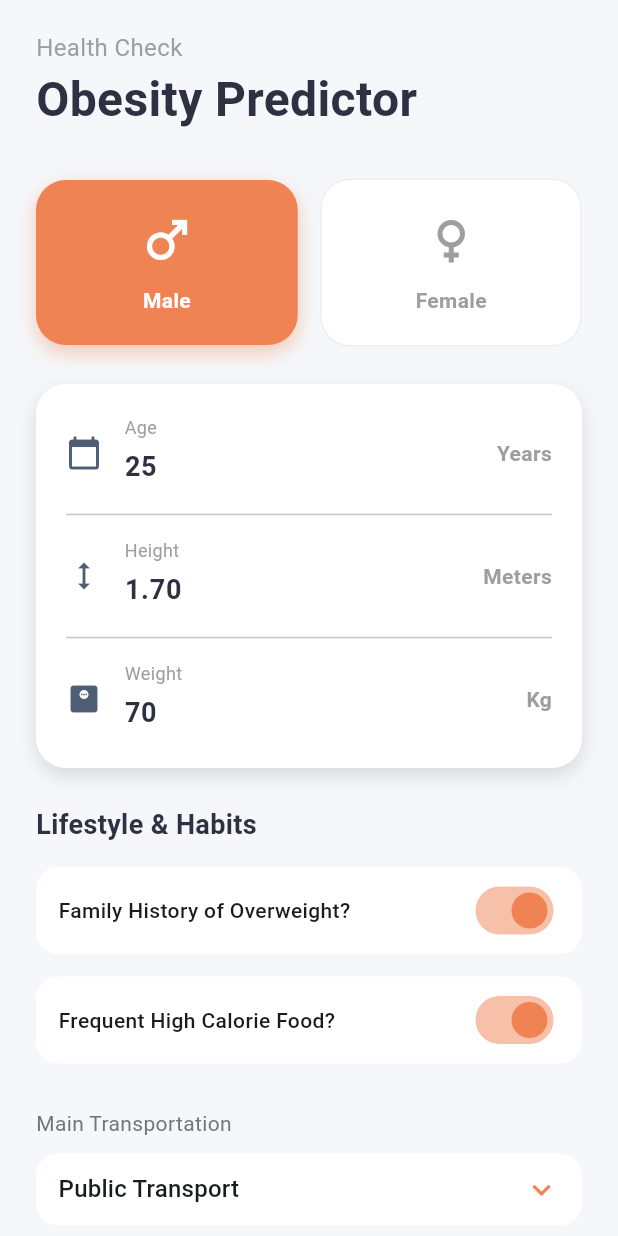
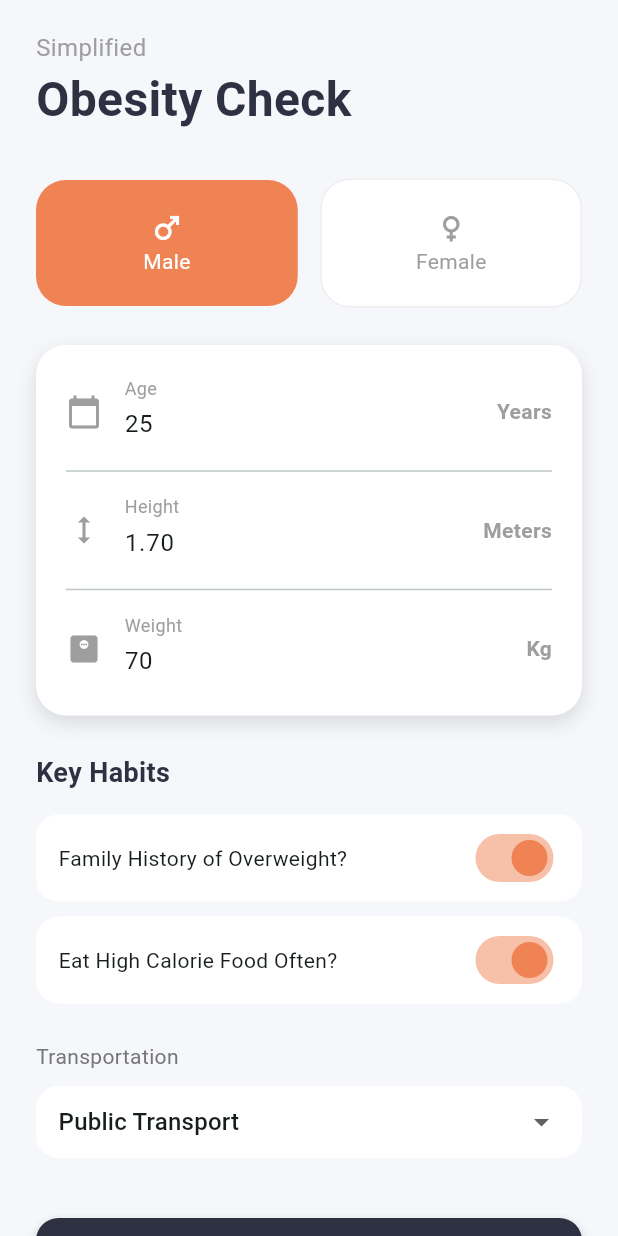
Before and after one commit to AxelValerioErtamto/alp_ml, a Flutter app: the screen it shows after launch, on a phone screen of 412 x 824 dp. Run offline on Flutter 3.47's test engine with Material 3 defaults, Android fonts, the phone set to English and light mode, and no system bars.

Commit message:
Main Feature Fix and Tips Feature

```diff
--- a/lib/model/user_input.dart
+++ b/lib/model/user_input.dart
@@ -1,34 +1,24 @@
 class UserInput {
   double gender; // 0=Female, 1=Male
   double age;
-  double height;
-  double weight;
+  double height; // In Meters (e.g. 1.75)
+  double weight; // In Kg (e.g. 70)
   double familyHistory; // 0=No, 1=Yes
-  double favc;
-  double fcvc;
-  double ncp;
-  double caec;
-  double smoke;
-  double ch2o;
-  double scc;
-  double faf;
-  double tue;
-  double calc;
-  double mtrans;
+  double favc; // 0=No, 1=Yes
+  double mtrans; // 0=Auto, 1=Bike, 2=Motorbike, 3=Public, 4=Walk
 
   UserInput({
-    required this.gender, required this.age, required this.height,
-    required this.weight, required this.familyHistory, required this.favc,
-    required this.fcvc, required this.ncp, required this.caec,
-    required this.smoke, required this.ch2o, required this.scc,
-    required this.faf, required this.tue, required this.calc,
-    required this.mtrans
+    required this.gender,
+    required this.age,
+    required this.height,
+    required this.weight,
+    required this.familyHistory,
+    required this.favc,
+    required this.mtrans,
   });
 
+  // ['Gender', 'Age', 'Height', 'Weight', 'family_history_with_overweight', 'FAVC', 'MTRANS']
   List<double> toList() {
-    return [
-      gender, age, height, weight, familyHistory, favc, fcvc, ncp,
-      caec, smoke, ch2o, scc, faf, tue, calc, mtrans
-    ];
+    return [gender, age, height, weight, familyHistory, favc, mtrans];
   }
 }
--- a/lib/view/calculator_view.dart
+++ b/lib/view/calculator_view.dart
@@ -10,21 +10,20 @@ class CalculatorScreen extends StatefulWidget {
 
 class _CalculatorScreenState extends State<CalculatorScreen> {
   // --- COLORS ---
-  final Color primaryColor = Color(0xFF2D3142); // Dark Blue
-  final Color accentColor = Color(0xFF4F5D75);  // Grey Blue
-  final Color highlightColor = Color(0xFFEF8354); // Soft Orange
-  final Color bgColor = Color(0xFFF5F7FA);      // Light Grey
+  final Color primaryColor = Color(0xFF2D3142);
+  final Color highlightColor = Color(0xFFEF8354);
+  final Color bgColor = Color(0xFFF5F7FA);
 
   // --- CONTROLLERS ---
   final _ageController = TextEditingController(text: "25");
   final _heightController = TextEditingController(text: "1.70");
   final _weightController = TextEditingController(text: "70");
 
-  // --- STATE VARIABLES ---
+  // --- STATE VARIABLES  ---
   double _gender = 1.0; // 1=Male, 0=Female
-  double _familyHistory = 1.0;
-  double _transport = 3.0;
-  double _favc = 1.0;
+  double _familyHistory = 1.0; // 1=Yes
+  double _favc = 1.0; // 1=Yes (High Calorie Food)
+  double _transport = 3.0; // 3=Public Transport
 
   @override
   Widget build(BuildContext context) {
@@ -38,12 +37,11 @@ class _CalculatorScreenState extends State<CalculatorScreen> {
           child: Column(
             crossAxisAlignment: CrossAxisAlignment.start,
             children: [
-              // HEADER
-              Text("Health Check", style: TextStyle(color: Colors.grey, fontSize: 16)),
-              Text("Obesity Predictor", style: TextStyle(color: primaryColor, fontSize: 32, fontWeight: FontWeight.bold)),
+              Text("Simplified", style: TextStyle(color: Colors.grey, fontSize: 16)),
+              Text("Obesity Check", style: TextStyle(color: primaryColor, fontSize: 32, fontWeight: FontWeight.bold)),
               SizedBox(height: 30),
 
-              // GENDER SELECTOR (Visual Cards)
+              // GENDER
               Row(
                 children: [
                   _buildGenderCard("Male", Icons.male, 1.0),
@@ -53,7 +51,7 @@ class _CalculatorScreenState extends State<CalculatorScreen> {
               ),
               SizedBox(height: 25),
 
-              // BODY METRICS CARD
+              // PHYSICAL INFO
               Container(
                 padding: EdgeInsets.all(20),
                 decoration: BoxDecoration(
@@ -65,6 +63,7 @@ class _CalculatorScreenState extends State<CalculatorScreen> {
                   children: [
                     _buildInputRow("Age", "Years", _ageController, Icons.calendar_today),
                     Divider(height: 30),
+                    // ⚠️ NOTE TO USER: Input METERS here (e.g. 1.75), NOT CM!
                     _buildInputRow("Height", "Meters", _heightController, Icons.height),
                     Divider(height: 30),
                     _buildInputRow("Weight", "Kg", _weightController, Icons.monitor_weight),
@@ -73,19 +72,15 @@ class _CalculatorScreenState extends State<CalculatorScreen> {
               ),
               SizedBox(height: 25),
 
-              // LIFESTYLE SECTION
-              Text("Lifestyle & Habits", style: TextStyle(fontSize: 18, fontWeight: FontWeight.bold, color: primaryColor)),
+              // HABITS
+              Text("Key Habits", style: TextStyle(fontSize: 18, fontWeight: FontWeight.bold, color: primaryColor)),
               SizedBox(height: 15),
 
-              _buildSwitchTile("Family History of Overweight?", _familyHistory == 1.0, (val) {
-                setState(() => _familyHistory = val ? 1.0 : 0.0);
-              }),
-              _buildSwitchTile("Frequent High Calorie Food?", _favc == 1.0, (val) {
-                setState(() => _favc = val ? 1.0 : 0.0);
-              }),
+              _buildSwitchTile("Family History of Overweight?", _familyHistory == 1.0, (val) => setState(() => _familyHistory = val ? 1.0 : 0.0)),
+              _buildSwitchTile("Eat High Calorie Food Often?", _favc == 1.0, (val) => setState(() => _favc = val ? 1.0 : 0.0)),
 
               SizedBox(height: 15),
-              Text("Main Transportation", style: TextStyle(color: Colors.grey[600])),
+              Text("Transportation", style: TextStyle(color: Colors.grey[600])),
               SizedBox(height: 10),
               Container(
                 padding: EdgeInsets.symmetric(horizontal: 15),
@@ -94,7 +89,6 @@ class _CalculatorScreenState extends State<CalculatorScreen> {
                   child: DropdownButton<double>(
                     value: _transport,
                     isExpanded: true,
-                    icon: Icon(Icons.keyboard_arrow_down, color: highlightColor),
                     items: [
                       DropdownMenuItem(value: 0.0, child: Text("Automobile")),
                       DropdownMenuItem(value: 1.0, child: Text("Bike")),
@@ -109,7 +103,7 @@ class _CalculatorScreenState extends State<CalculatorScreen> {
 
               SizedBox(height: 40),
 
-              // CALCULATE BUTTON
+              // BUTTON
               SizedBox(
                 width: double.infinity,
                 height: 60,
@@ -120,7 +114,7 @@ class _CalculatorScreenState extends State<CalculatorScreen> {
                     elevation: 5,
                   ),
                   onPressed: () {
-                    // Gather inputs (using defaults for hidden fields)
+                    // Create Simplified Input
                     UserInput input = UserInput(
                       gender: _gender,
                       age: double.tryParse(_ageController.text) ?? 25,
@@ -128,13 +122,12 @@ class _CalculatorScreenState extends State<CalculatorScreen> {
                       weight: double.tryParse(_weightController.text) ?? 70,
                       familyHistory: _familyHistory,
                       favc: _favc,
-                      fcvc: 2.0, ncp: 3.0, caec: 2.0, smoke: 0.0,
-                      ch2o: 2.0, scc: 0.0, faf: 1.0, tue: 1.0, calc: 3.0, mtrans: _transport
+                      mtrans: _transport
                     );
                     viewModel.predict(input);
                     _showResultModal(context, viewModel);
                   },
-                  child: Text("ANALYZE HEALTH", style: TextStyle(fontSize: 18, fontWeight: FontWeight.bold, color: Colors.white)),
+                  child: Text("ANALYZE", style: TextStyle(fontSize: 18, fontWeight: FontWeight.bold, color: Colors.white)),
                 ),
               ),
               SizedBox(height: 30),
@@ -145,11 +138,9 @@ class _CalculatorScreenState extends State<CalculatorScreen> {
     );
   }
 
-
-
   Widget _buildGenderCard(String label, IconData icon, double value) {
-    bool isSelected = _gender == value;
-    return Expanded(
+     bool isSelected = _gender == value;
+     return Expanded(
       child: GestureDetector(
         onTap: () => setState(() => _gender = value),
         child: AnimatedContainer(
@@ -158,18 +149,9 @@ class _CalculatorScreenState extends State<CalculatorScreen> {
           decoration: BoxDecoration(
             color: isSelected ? highlightColor : Colors.white,
             borderRadius: BorderRadius.circular(20),
-            boxShadow: [
-              if(isSelected) BoxShadow(color: highlightColor.withOpacity(0.4), blurRadius: 10, offset: Offset(0,5))
-            ],
             border: isSelected ? null : Border.all(color: Colors.grey.shade200),
           ),
-          child: Column(
-            children: [
-              Icon(icon, size: 40, color: isSelected ? Colors.white : Colors.grey),
-              SizedBox(height: 10),
-              Text(label, style: TextStyle(color: isSelected ? Colors.white : Colors.grey, fontWeight: FontWeight.bold))
-            ],
-          ),
+          child: Column(children: [Icon(icon, color: isSelected ? Colors.white : Colors.grey), Text(label, style: TextStyle(color: isSelected ? Colors.white : Colors.grey))]),
         ),
       ),
     );
@@ -178,26 +160,9 @@ class _CalculatorScreenState extends State<CalculatorScreen> {
   Widget _buildInputRow(String label, String suffix, TextEditingController controller, IconData icon) {
     return Row(
       children: [
-        Icon(icon, color: accentColor, size: 24),
+        Icon(icon, color: Colors.grey, size: 24),
         SizedBox(width: 15),
-        Expanded(
-          child: Column(
-            crossAxisAlignment: CrossAxisAlignment.start,
-            children: [
-              Text(label, style: TextStyle(fontSize: 12, color: Colors.grey)),
-              TextField(
-                controller: controller,
-                keyboardType: TextInputType.number,
-                style: TextStyle(fontSize: 18, fontWeight: FontWeight.bold, color: primaryColor),
-                decoration: InputDecoration(
-                  isDense: true,
-                  border: InputBorder.none,
-                  hintText: "0",
-                ),
-              ),
-            ],
-          ),
-        ),
+        Expanded(child: Column(crossAxisAlignment: CrossAxisAlignment.start, children: [Text(label, style: TextStyle(fontSize: 12, color: Colors.grey)), TextField(controller: controller, keyboardType: TextInputType.number, decoration: InputDecoration(isDense: true, border: InputBorder.none))])),
         Text(suffix, style: TextStyle(color: Colors.grey, fontWeight: FontWeight.bold)),
       ],
     );
@@ -205,65 +170,143 @@ class _CalculatorScreenState extends State<CalculatorScreen> {
 
   Widget _buildSwitchTile(String title, bool value, Function(bool) onChanged) {
     return Container(
-      margin: EdgeInsets.only(bottom: 15),
+      margin: EdgeInsets.only(bottom: 10),
       padding: EdgeInsets.symmetric(horizontal: 15, vertical: 5),
       decoration: BoxDecoration(color: Colors.white, borderRadius: BorderRadius.circular(15)),
-      child: Row(
-        mainAxisAlignment: MainAxisAlignment.spaceBetween,
-        children: [
-          Expanded(child: Text(title, style: TextStyle(fontWeight: FontWeight.w500))),
-          Switch(
-            value: value,
-            onChanged: onChanged,
-            activeColor: highlightColor,
-          ),
-        ],
-      ),
+      child: Row(mainAxisAlignment: MainAxisAlignment.spaceBetween, children: [Text(title), Switch(value: value, onChanged: onChanged, activeColor: highlightColor)]),
     );
   }
 
-  // RESULT MODAL (Pop up)
+  // --- RESULT MODAL ---
   void _showResultModal(BuildContext context, CalculatorViewModel vm) {
+    // 1. Calculate BMI for display
+    double weight = double.tryParse(_weightController.text) ?? 0;
+    double height = double.tryParse(_heightController.text) ?? 1;
+    double bmi = 0;
+    if (height > 0) {
+      bmi = weight / (height * height);
+    }
+
     showModalBottomSheet(
       context: context,
-      shape: RoundedRectangleBorder(borderRadius: BorderRadius.vertical(top: Radius.circular(30))),
-      backgroundColor: Colors.white,
+      isScrollControlled: true, // Allows the modal to take up more space
+      backgroundColor: Colors.transparent, // Transparent to show rounded corners
       builder: (context) {
         return Container(
-          padding: EdgeInsets.all(30),
-          height: 350,
+          height: 600, // Taller for better visibility
+          decoration: BoxDecoration(
+            color: Colors.white,
+            borderRadius: BorderRadius.vertical(top: Radius.circular(30)),
+            boxShadow: [BoxShadow(color: Colors.black26, blurRadius: 20)],
+          ),
+          padding: EdgeInsets.symmetric(horizontal: 24, vertical: 12),
           child: Column(
             children: [
-              Container(width: 50, height: 5, decoration: BoxDecoration(color: Colors.grey[300], borderRadius: BorderRadius.circular(10))),
-              SizedBox(height: 30),
-              Text("Your Result", style: TextStyle(color: Colors.grey, fontSize: 16)),
-              SizedBox(height: 15),
+              // Handle Bar
+              Container(
+                width: 50, height: 5,
+                margin: EdgeInsets.only(bottom: 30, top: 10),
+                decoration: BoxDecoration(color: Colors.grey[300], borderRadius: BorderRadius.circular(10)),
+              ),
+
+              // AI Prediction Result
+
+              SizedBox(height: 10),
               Text(
                 vm.result,
                 textAlign: TextAlign.center,
-                style: TextStyle(fontSize: 28, fontWeight: FontWeight.bold, color: vm.resultColor)
+                style: TextStyle(
+                  fontSize: 32,
+                  fontWeight: FontWeight.w800,
+                  color: vm.resultColor
+                ),
               ),
+
               SizedBox(height: 30),
-              // Simple BMI Calc for extra info
-              Text("BMI Estimate: ${(double.parse(_weightController.text) / (double.parse(_heightController.text) * double.parse(_heightController.text))).toStringAsFixed(1)}",
-                style: TextStyle(fontSize: 18, color: primaryColor)
+
+              // BMI Info Card
+              Container(
+                padding: EdgeInsets.all(20),
+                decoration: BoxDecoration(
+                  color: Colors.grey[50],
+                  borderRadius: BorderRadius.circular(20),
+                  border: Border.all(color: Colors.grey[200]!)
+                ),
+                child: Row(
+                  mainAxisAlignment: MainAxisAlignment.spaceBetween,
+                  children: [
+                    Column(
+                      crossAxisAlignment: CrossAxisAlignment.start,
+                      children: [
+                        Text("Your BMI", style: TextStyle(color: Colors.grey[600], fontWeight: FontWeight.bold)),
+                        Text("kg/m²", style: TextStyle(color: Colors.grey[400], fontSize: 12)),
+                      ],
+                    ),
+                    Text(
+                      bmi.toStringAsFixed(1), // Display e.g., "24.5"
+                      style: TextStyle(fontSize: 36, fontWeight: FontWeight.bold, color: Color(0xFF2D3142)),
+                    ),
+                  ],
+                ),
               ),
+
+              SizedBox(height: 30),
+
+              // Brief Advice Section
+              Container(
+                width: double.infinity,
+                padding: EdgeInsets.all(20),
+                decoration: BoxDecoration(
+                  color: vm.resultColor.withOpacity(0.1),
+                  borderRadius: BorderRadius.circular(15),
+                ),
+                child: Column(
+                  crossAxisAlignment: CrossAxisAlignment.start,
+                  children: [
+                    Row(
+                      children: [
+                        Icon(Icons.info_outline, color: vm.resultColor, size: 20),
+                        SizedBox(width: 8),
+                        Text("Health Tip", style: TextStyle(fontWeight: FontWeight.bold, color: vm.resultColor)),
+                      ],
+                    ),
+                    SizedBox(height: 10),
+                    Text(
+                      _getAdvice(vm.result),
+                      style: TextStyle(color: Colors.black87, fontSize: 15, height: 1.4),
+                    ),
+                  ],
+                ),
+              ),
+
               Spacer(),
+
+              // Close Button
               SizedBox(
                 width: double.infinity,
-                child: OutlinedButton(
+                height: 55,
+                child: ElevatedButton(
+                  style: ElevatedButton.styleFrom(
+                    backgroundColor: primaryColor,
+                    shape: RoundedRectangleBorder(borderRadius: BorderRadius.circular(15)),
+                  ),
                   onPressed: () => Navigator.pop(context),
-                  style: OutlinedButton.styleFrom(
-                    padding: EdgeInsets.symmetric(vertical: 15),
-                    shape: RoundedRectangleBorder(borderRadius: BorderRadius.circular(15))
-                  ),
-                  child: Text("CLOSE"),
+                  child: Text("CLOSE", style: TextStyle(color: Colors.white, fontWeight: FontWeight.bold)),
                 ),
-              )
+              ),
+              SizedBox(height: 20),
             ],
           ),
         );
       },
     );
   }
+
+  String _getAdvice(String label) {
+    if (label.contains("Insufficient")) return "You may be underweight. Focus on nutrient-dense foods and strength training to build muscle mass.";
+    if (label.contains("Normal")) return "Great job! Your weight is in a healthy range. Keep up the balanced diet and regular activity.";
+    if (label.contains("Overweight")) return "You are slightly above the ideal range. Increasing daily activity and monitoring portion sizes can help.";
+    if (label.contains("Obesity")) return "Your health may be at risk. It is highly recommended to consult a healthcare provider for a personalized plan.";
+    return "Maintain a healthy lifestyle with balanced nutrition and exercise.";
+  }
 }
--- a/lib/viewmodel/calculator_viewmodel.dart
+++ b/lib/viewmodel/calculator_viewmodel.dart
@@ -3,37 +3,48 @@ import 'package:alp_ml/model/user_input.dart';
 import 'package:alp_ml/utils/classifier.dart';
 
 class CalculatorViewModel extends ChangeNotifier {
-  String _result = "Enter details to calculate";
+  String _result = "Enter details";
   Color _resultColor = Colors.black;
 
   String get result => _result;
   Color get resultColor => _resultColor;
 
-  final List<double> mean = [ 0.5065165876777251, 24.310221728672985, 1.701758366706161, 86.54980778554503, 0.8216824644549763, 0.879739336492891, 2.4284002079383886, 2.6881334283175353, 1.8613744075829384, 0.021919431279620854, 2.0179650515402847, 0.0462085308056872, 1.0205538560426541, 0.6538996469194313, 2.270734597156398, 2.3696682464454977 ];
-  final List<double> scale = [ 0.49995753228153134, 6.39074936544153, 0.09385622108437008, 26.045600815498524, 0.38277982191094256, 0.325266100785094, 0.529160066496957, 0.7751064195907824, 0.464090617794761, 0.14642052387557844, 0.6130336509401529, 0.20993642486826117, 0.8473241658283308, 0.6003956142616235, 0.5159047918035656, 1.2594023196484065 ];
+  final List<double> mean = [
+    0.5065165876777251,  // Gender
+    24.310221728672985,  // Age
+    1.701758366706161,   // Height
+    86.54980778554503,   // Weight
+    0.8216824644549763,  // Family History
+    0.879739336492891,   // FAVC
+    2.3696682464454977   // MTRANS
+  ];
+
+  final List<double> scale = [
+    0.49995753228153134, // Gender
+    6.39074936544153,    // Age
+    0.09385622108437008, // Height
+    26.045600815498524,  // Weight
+    0.38277982191094256, // Family History
+    0.325266100785094,   // FAVC
+    1.2594023196484065   // MTRANS
+  ];
 
   void predict(UserInput input) {
-    if (mean.isEmpty || scale.isEmpty) {
-      _result = "Error: Scaling lists are empty!";
-      notifyListeners();
-      return;
-    }
-
     List<double> rawData = input.toList();
     List<double> scaledData = [];
 
+    // Scale
     for (int i = 0; i < rawData.length; i++) {
       double val = (rawData[i] - mean[i]) / scale[i];
       scaledData.add(val);
     }
 
-    // Get Score from Classifier
+    // Predict
     List<double> probabilities = score(scaledData);
 
-    // Find the Winner (Highest Probability)
+    // Find Winner
     int winnerIndex = 0;
     double maxVal = -999.0;
-
     for (int i = 0; i < probabilities.length; i++) {
       if (probabilities[i] > maxVal) {
         maxVal = probabilities[i];
@@ -41,7 +52,7 @@ class CalculatorViewModel extends ChangeNotifier {
       }
     }
 
-    // Decode the Result
+    // Labels (Alphabetical Order - Do not change!)
     List<String> labels = [
       "Insufficient Weight",
       "Normal Weight",
@@ -55,8 +66,10 @@ class CalculatorViewModel extends ChangeNotifier {
     String finalLabel = labels[winnerIndex];
     _result = finalLabel;
 
-    // Set Color based on severity
-    if (finalLabel.contains("Obesity")) {
+    // Colors
+    if (finalLabel == "Obesity Type III") {
+      _resultColor = Colors.red.shade900;
+    } else if (finalLabel.contains("Obesity")) {
       _resultColor = Colors.red;
     } else if (finalLabel.contains("Overweight")) {
       _resultColor = Colors.orange;
```
